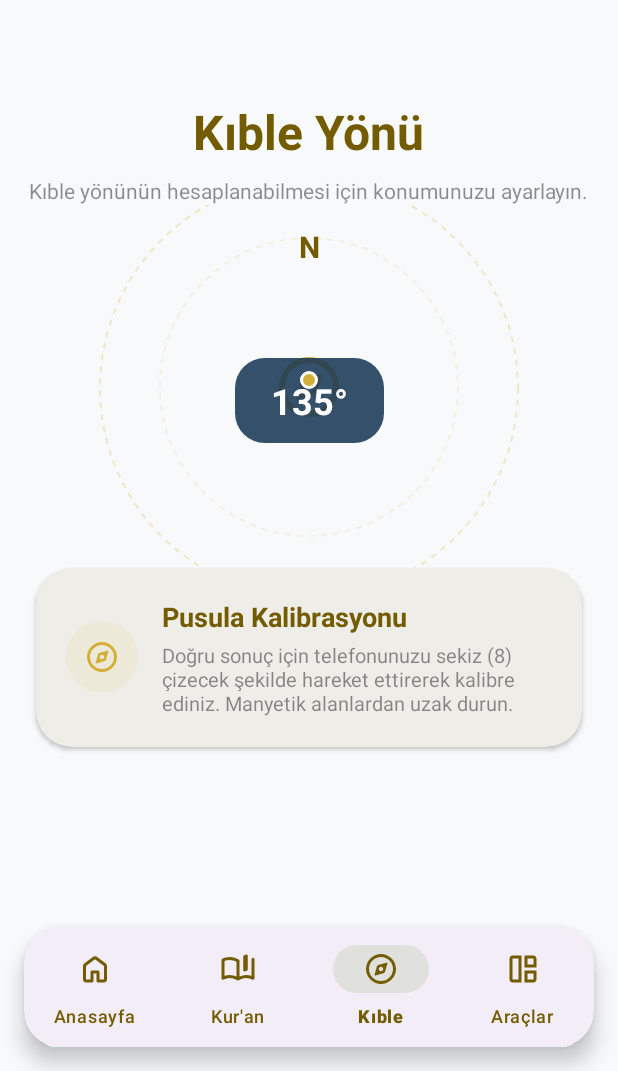
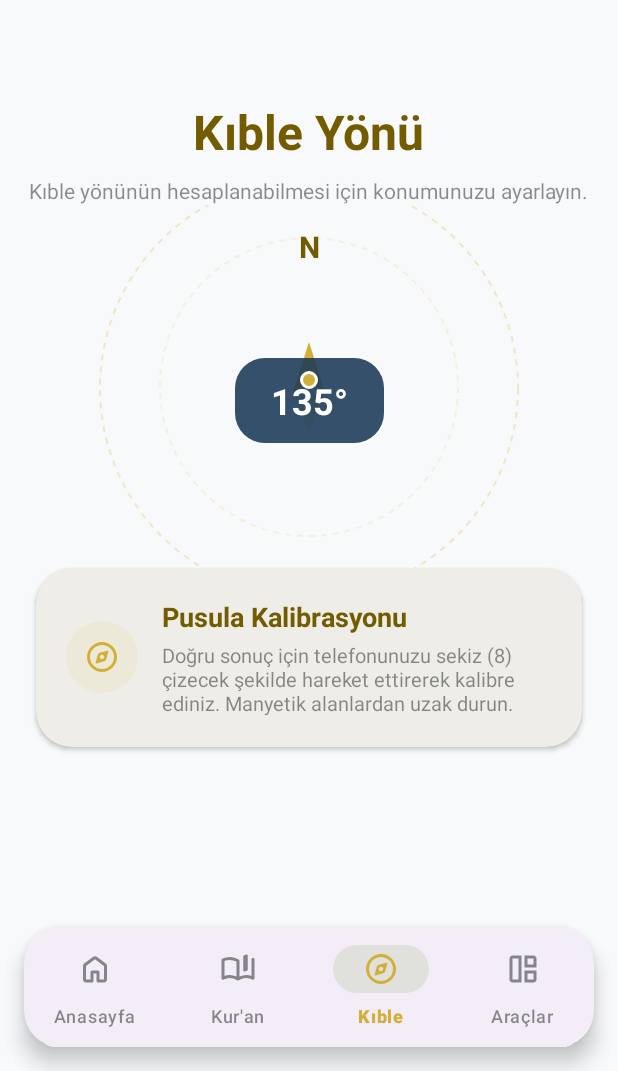
Before and after one commit to Yasin0234/Hilalim, an Android app: the Dashboard screen opened directly, with no data from a screen before it, item 3 of the bottom bar chosen, on a phone screen of 412 x 824 dp, the part 165-1236 px from its top. Run offline under Robolectric (Android 15) with nearby library versions, the phone set to English and light mode, and no system bars.

Commit message:
UI ve tema iyileştirmeleri yapıldı
• Gece/gündüz modu desteği için `header_bg` renk tanımı eklendi; Dini Günler, Esmaül Hüsna ve Navigasyon çekmecesi (navigation header) arka planlarına uygulandı.
• Alt navigasyon menüsü için seçili/seçili olmayan durumları yöneten `bottom_nav_selector` renk kaynağı eklendi ve Dashboard'a bağlandı.
• Kıble göstergesi yeni `ic_qibla_needle` vektör ikonu ile güncellendi, boyutu 72dp yapılarak içerik açıklaması eklendi.
• Zikirmatik arayüzündeki sabit metinler (hardcoded string) `@string/tool_zikirmatik` ve `@string/zikirmatik_tap` kaynaklarına bağlandı.
• Geri ve ileri ok ikonlarına RTL (sağdan sola) desteği için `autoMirrored="true"` özelliği eklendi.

```diff
--- /dev/null
+++ b/app/src/main/res/color/bottom_nav_selector.xml
@@ -0,0 +1,5 @@
+<?xml version="1.0" encoding="utf-8"?>
+<selector xmlns:android="http://schemas.android.com/apk/res/android">
+    <item android:color="@color/secondary" android:state_checked="true" />
+    <item android:color="@color/text_muted" />
+</selector>
--- a/app/src/main/res/drawable/ic_back_arrow.xml
+++ b/app/src/main/res/drawable/ic_back_arrow.xml
@@ -3,6 +3,7 @@
     android:height="24dp"
     android:viewportWidth="960"
     android:viewportHeight="960"
+    android:autoMirrored="true"
     android:tint="?attr/colorControlNormal">
   <path
       android:fillColor="@android:color/white"
--- a/app/src/main/res/drawable/ic_forward_arrow.xml
+++ b/app/src/main/res/drawable/ic_forward_arrow.xml
@@ -3,6 +3,7 @@
     android:height="24dp"
     android:viewportWidth="960"
     android:viewportHeight="960"
+    android:autoMirrored="true"
     android:tint="?attr/colorControlNormal">
   <path
       android:fillColor="@android:color/white"
--- /dev/null
+++ b/app/src/main/res/drawable/ic_qibla_needle.xml
@@ -0,0 +1,13 @@
+<vector xmlns:android="http://schemas.android.com/apk/res/android"
+    android:width="48dp"
+    android:height="48dp"
+    android:viewportWidth="48"
+    android:viewportHeight="48">
+    <!-- North-pointing Qibla needle (0 degrees = straight up) -->
+    <path
+        android:fillColor="#D4AF37"
+        android:pathData="M24,4 L31,26 L24,22 L17,26 Z" />
+    <path
+        android:fillColor="#60D4AF37"
+        android:pathData="M24,44 L17,26 L24,22 L31,26 Z" />
+</vector>
--- a/app/src/main/res/layout/activity_dashboard.xml
+++ b/app/src/main/res/layout/activity_dashboard.xml
@@ -83,8 +83,8 @@
                 android:background="@android:color/transparent"
                 app:elevation="0dp"
                 app:labelVisibilityMode="labeled"
-                app:itemIconTint="?attr/colorPrimary"
-                app:itemTextColor="?attr/colorPrimary"
+                app:itemIconTint="@color/bottom_nav_selector"
+                app:itemTextColor="@color/bottom_nav_selector"
                 app:itemRippleColor="?attr/colorSecondary"
                 app:menu="@menu/bottom_nav_menu" />
         </com.google.android.material.card.MaterialCardView>
--- a/app/src/main/res/layout/activity_dini_gunler.xml
+++ b/app/src/main/res/layout/activity_dini_gunler.xml
@@ -10,7 +10,7 @@
         android:id="@+id/dini_header"
         android:layout_width="match_parent"
         android:layout_height="64dp"
-        android:background="@color/primary"
+        android:background="@color/header_bg"
         android:paddingHorizontal="16dp"
         app:layout_constraintTop_toTopOf="parent">
 
--- a/app/src/main/res/layout/activity_esma_husna.xml
+++ b/app/src/main/res/layout/activity_esma_husna.xml
@@ -10,7 +10,7 @@
         android:id="@+id/header"
         android:layout_width="match_parent"
         android:layout_height="64dp"
-        android:background="@color/primary"
+        android:background="@color/header_bg"
         android:paddingHorizontal="16dp"
         app:layout_constraintTop_toTopOf="parent">
 
--- a/app/src/main/res/layout/activity_zikirmatik.xml
+++ b/app/src/main/res/layout/activity_zikirmatik.xml
@@ -29,7 +29,7 @@
         android:layout_width="wrap_content"
         android:layout_height="wrap_content"
         android:layout_marginTop="56dp"
-        android:text="Zikirmatik"
+        android:text="@string/tool_zikirmatik"
         android:textColor="@color/secondary"
         android:textSize="32sp"
         android:textStyle="bold"
@@ -88,7 +88,7 @@
                 android:layout_width="wrap_content"
                 android:layout_height="wrap_content"
                 android:layout_marginTop="8dp"
-                android:text="TIKLA"
+                android:text="@string/zikirmatik_tap"
                 android:textColor="@color/text_muted"
                 android:textSize="14sp"
                 android:letterSpacing="0.2"
--- a/app/src/main/res/layout/fragment_kible.xml
+++ b/app/src/main/res/layout/fragment_kible.xml
@@ -143,10 +143,10 @@
             <!-- Qibla Needle (Indicator) -->
             <ImageView
                 android:id="@+id/qibla_indicator"
-                android:layout_width="48dp"
-                android:layout_height="48dp"
-                android:src="@drawable/ic_kible"
-                app:tint="@color/secondary"
+                android:layout_width="72dp"
+                android:layout_height="72dp"
+                android:contentDescription="@string/qibla_title"
+                android:src="@drawable/ic_qibla_needle"
                 app:layout_constraintBottom_toBottomOf="parent"
                 app:layout_constraintEnd_toEndOf="parent"
                 app:layout_constraintStart_toStartOf="parent"
--- a/app/src/main/res/layout/nav_header_dashboard.xml
+++ b/app/src/main/res/layout/nav_header_dashboard.xml
@@ -2,7 +2,7 @@
 <LinearLayout xmlns:android="http://schemas.android.com/apk/res/android"
     android:layout_width="match_parent"
     android:layout_height="176dp"
-    android:background="@color/primary"
+    android:background="@color/header_bg"
     android:gravity="bottom"
     android:orientation="vertical"
     android:padding="16dp"
--- a/app/src/main/res/values-night/colors.xml
+++ b/app/src/main/res/values-night/colors.xml
@@ -48,4 +48,5 @@
     <color name="text_muted">#80E1E3E4</color>
     <color name="card_stroke">#33D4AF37</color>
     <color name="selected_lang_bg">#25D4AF37</color>
+    <color name="header_bg">@color/deep_green</color>
 </resources>
--- a/app/src/main/res/values/colors.xml
+++ b/app/src/main/res/values/colors.xml
@@ -87,4 +87,5 @@
     <color name="text_muted">#80191C1D</color>
     <color name="card_stroke">#33D4AF37</color>
     <color name="selected_lang_bg">#15D4AF37</color>
+    <color name="header_bg">#735C00</color>
 </resources>
```
